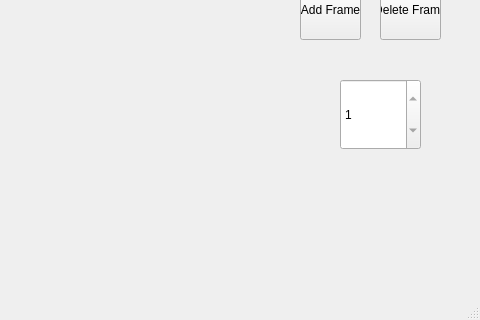
This is mainwindow.ui in markusbuck/sprite-editor as Qt 5 draws it before an edit; both pictures show x 320 to 800 and y 280 to 600 of the 800 by 600 pixel window. The edited form follows.
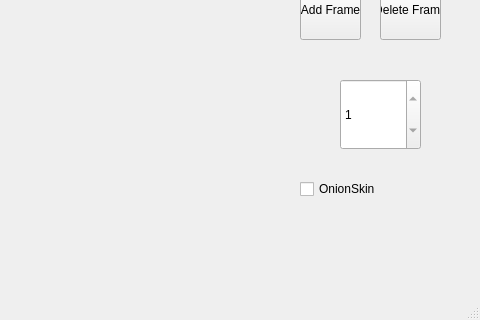
This is the edited form.

Commit message: Implemented OnionSkin

Diff of the .ui file:
```diff
--- a/mainwindow.ui
+++ b/mainwindow.ui
@@ -137,6 +137,19 @@
      <number>1</number>
     </property>
    </widget>
+   <widget class="QCheckBox" name="OnionSkin">
+    <property name="geometry">
+     <rect>
+      <x>620</x>
+      <y>440</y>
+      <width>85</width>
+      <height>20</height>
+     </rect>
+    </property>
+    <property name="text">
+     <string>OnionSkin</string>
+    </property>
+   </widget>
   </widget>
   <widget class="QMenuBar" name="menubar">
    <property name="geometry">
```
Left out of the diff: 2 changed lines with no effect on the pictures. The commit also changes 4 other files.
